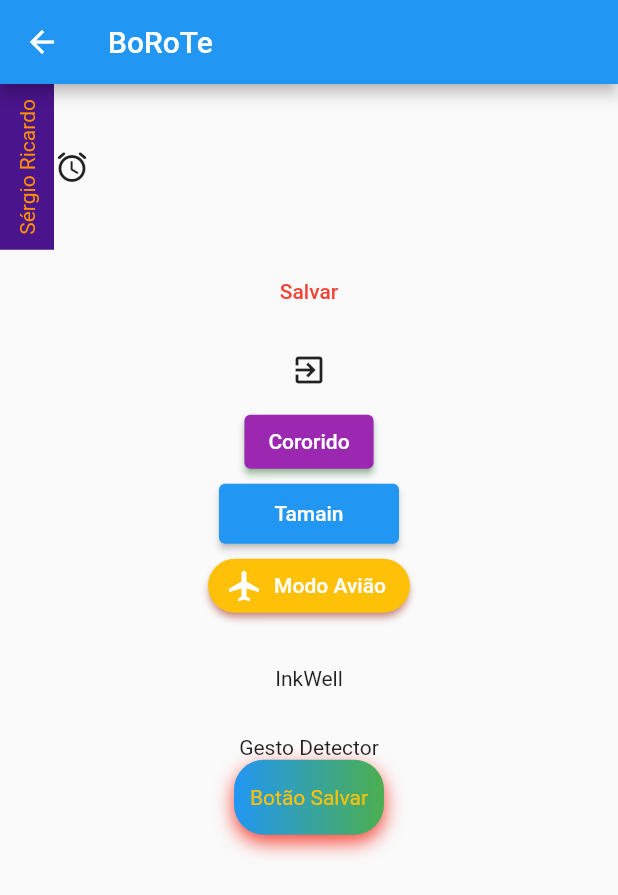
After one commit to Senrathy/flutter_primeiro_projeto, a Flutter app: the BotoesRotacaoTextoPage screen opened by its route, on a phone screen of 412 x 824 dp. The commit adds this screen. Shown: the top 895 px of the screen. Run offline on Flutter 3.47's test engine with Material 2 defaults, Android fonts, the phone set to English and light mode, and no system bars.

Commit message:
14-06-2022

```diff
--- /dev/null
+++ b/lib/pages/botoes_rotacao_texto/botoes_rotacao_texto_page.dart
@@ -0,0 +1,146 @@
+import 'package:flutter/material.dart';
+
+class BotoesRotacaoTextoPage extends StatelessWidget {
+  const BotoesRotacaoTextoPage({Key? key}) : super(key: key);
+
+  @override
+  Widget build(BuildContext context) {
+    return Scaffold(
+      appBar: AppBar(
+        title: const Text('BoRoTe'),
+      ),
+      body: Center(
+        child: Column(
+          // mainAxisAlignment: MainAxisAlignment.center,
+          children: [
+            Row(
+              children: [
+                RotatedBox(
+                  quarterTurns: -1,
+                  child: Container(
+                      padding: const EdgeInsets.all(10),
+                      color: Colors.purple[900],
+                      child: Text(
+                        'Sérgio Ricardo',
+                        style: TextStyle(
+                          color: Colors.amber[800],
+                        ),
+                      )),
+                ),
+                const Icon(Icons.access_alarm_rounded),
+              ],
+            ),
+            TextButton(
+              onPressed: () {},
+              style: TextButton.styleFrom(
+                minimumSize: const Size(50, 50),
+                primary: Colors.red,
+                padding: const EdgeInsets.all(20),
+                shape: const RoundedRectangleBorder(
+                  borderRadius: BorderRadius.all(
+                    Radius.circular(60),
+                  ),
+                ),
+              ),
+              child: const Text('Salvar'),
+            ),
+            IconButton(
+              onPressed: () {},
+              icon: const Icon(Icons.exit_to_app),
+            ),
+            ElevatedButton(
+              onPressed: () {},
+              style: ButtonStyle(
+                  backgroundColor: MaterialStateProperty.resolveWith(
+                    (states) {
+                      if (states.contains(MaterialState.pressed)) {
+                        return Colors.black;
+                      } else if (states.contains(MaterialState.hovered)) {
+                        return Colors.deepOrange[700];
+                      }
+                      return Colors.purple;
+                    },
+                  ),
+                  shadowColor: MaterialStateProperty.all(Colors.green)),
+              child: const Text('Cororido'),
+            ),
+            ElevatedButton(
+              onPressed: () {},
+              style: ButtonStyle(
+                  minimumSize: MaterialStateProperty.resolveWith((states) {
+                if (states.contains(MaterialState.pressed)) {
+                  return const Size(120, 60);
+                } else if (states.contains(MaterialState.hovered)) {
+                  return const Size(130, 140);
+                }
+                return const Size(120, 40);
+              })),
+              child: const Text('Tamain'),
+            ),
+            ElevatedButton.icon(
+              onPressed: () {},
+              icon: const Icon(Icons.airplanemode_active),
+              label: const Text('Modo Avião'),
+              style: ElevatedButton.styleFrom(
+                primary: Colors.amber,
+                shadowColor: Colors.red,
+                minimumSize: const Size(120, 36),
+                shape: const RoundedRectangleBorder(
+                  borderRadius: BorderRadius.all(
+                    Radius.circular(20),
+                  ),
+                ),
+              ),
+            ),
+            const SizedBox(
+              width: 30,
+              height: 30,
+            ),
+            InkWell(
+              onTap: () {},
+              child: const Text('InkWell'),
+            ),
+            const SizedBox(
+              width: 30,
+              height: 30,
+            ),
+            GestureDetector(
+              child: const Text('Gesto Detector'),
+              onTap: () => print('Fui tapeado!'),
+              onVerticalDragStart: (_) => print('Start: $_'),
+            ),
+            Container(
+              width: 100,
+              height: 50,
+              decoration: BoxDecoration(
+                gradient: const LinearGradient(
+                  colors: [Colors.blue, Colors.green],
+                ),
+                borderRadius: BorderRadius.circular(20),
+                boxShadow: [
+                  const BoxShadow(
+                    blurRadius: 10,
+                    offset: Offset(0, 5),
+                    color: Colors.red,
+                  )
+                ],
+              ),
+              child: InkWell(
+                borderRadius: BorderRadius.circular(100),
+                onTap: () {},
+                child: const Center(
+                  child: Text(
+                    'Botão Salvar',
+                    style: TextStyle(
+                      color: Colors.amber,
+                    ),
+                  ),
+                ),
+              ),
+            )
+          ],
+        ),
+      ),
+    );
+  }
+}
```
Also changed, not shown: lib/main.dart (+11 -1 lines), lib/pages/dialogs/dialog_custom.dart (added, +28 -0 lines), lib/pages/dialogs/dialogs_page.dart (added, +161 -0 lines), lib/pages/home/home_page.dart (+40 -0 lines), lib/pages/layout_builder/layout_builder_page.dart (added, +35 -0 lines), lib/pages/scrolls/listview_page.dart (added, +38 -0 lines), lib/pages/scrolls/singlechildscrollview_page.dart (added, +37 -0 lines).
